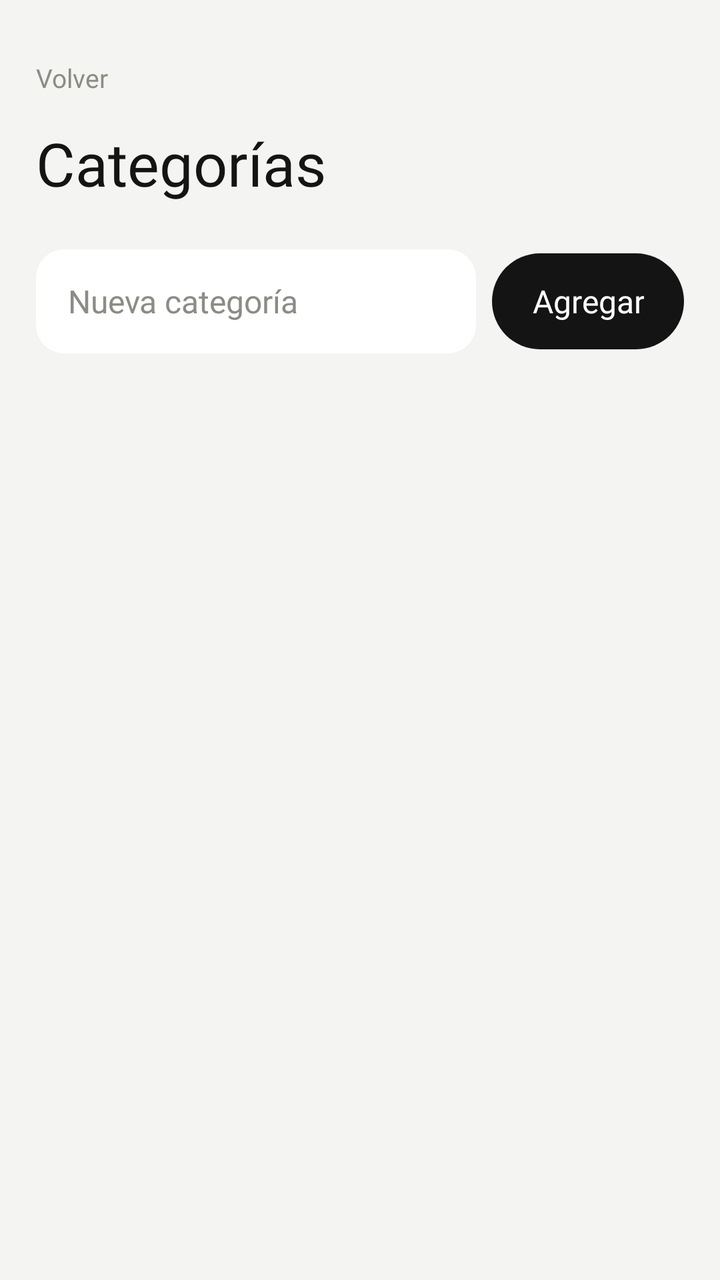
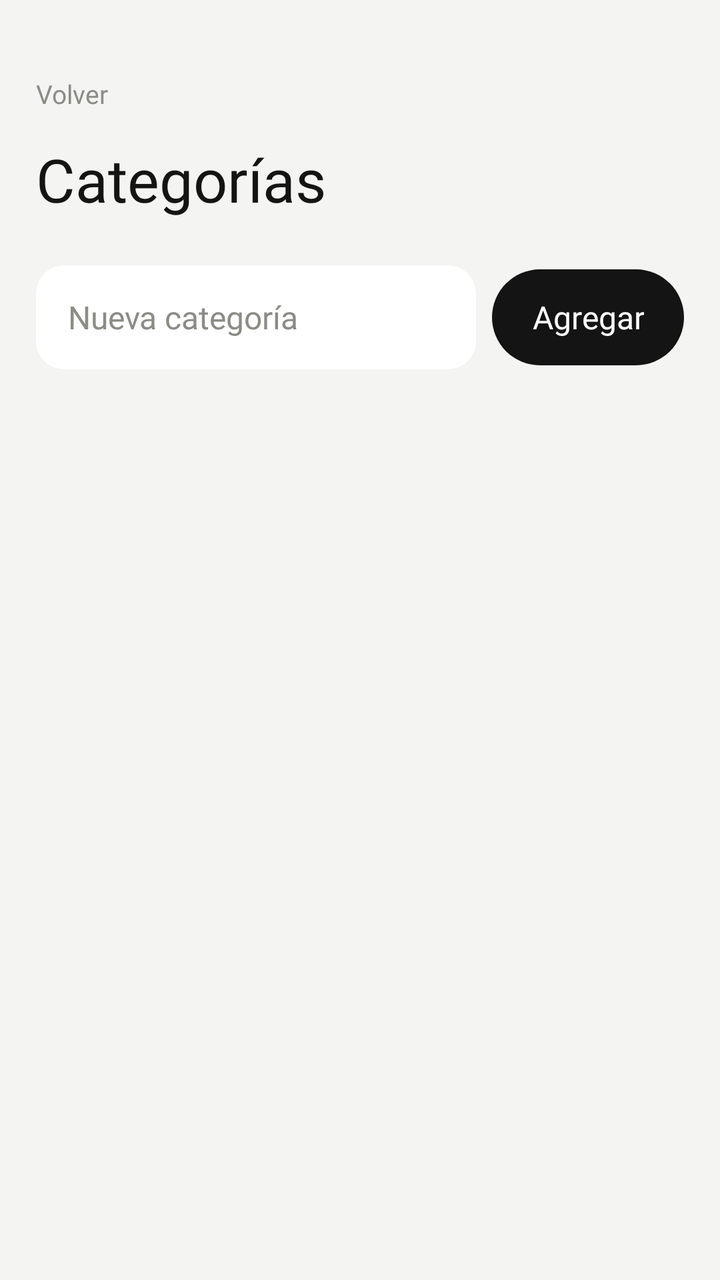

Compare the two renders of this Android layout. The source of the first and the diff that turns it into the second are given below.
<!-- AndroidManifest.xml: application theme Theme.TodoListApp -->
<!-- res/layout/activity_categorias.xml -->
<?xml version="1.0" encoding="utf-8"?>
<LinearLayout xmlns:android="http://schemas.android.com/apk/res/android"
    android:layout_width="match_parent"
    android:layout_height="match_parent"
    android:orientation="vertical"
    android:paddingTop="24dp">

    <TextView
        android:id="@+id/tvVolver"
        style="@style/Texto.Label"
        android:layout_width="wrap_content"
        android:layout_height="wrap_content"
        android:layout_marginStart="12dp"
        android:padding="6dp"
        android:text="@string/volver" />

    <TextView
        style="@style/Texto.Display"
        android:layout_width="wrap_content"
        android:layout_height="wrap_content"
        android:layout_marginStart="@dimen/margen_lateral"
        android:layout_marginTop="12dp"
        android:layout_marginEnd="@dimen/margen_lateral"
        android:text="@string/categorias_titulo" />

    <LinearLayout
        android:layout_width="match_parent"
        android:layout_height="wrap_content"
        android:layout_marginStart="@dimen/margen_lateral"
        android:layout_marginTop="24dp"
        android:layout_marginEnd="@dimen/margen_lateral"
        android:orientation="horizontal">

        <EditText
            android:id="@+id/etNueva"
            style="@style/Input"
            android:layout_width="0dp"
            android:layout_weight="1"
            android:hint="@string/categorias_hint"
            android:imeOptions="actionDone"
            android:inputType="textCapSentences" />

        <com.google.android.material.button.MaterialButton
            android:id="@+id/btnAgregar"
            style="@style/Boton.Primario"
            android:layout_width="wrap_content"
            android:layout_marginStart="8dp"
            android:minWidth="0dp"
            android:paddingStart="20dp"
            android:paddingEnd="20dp"
            android:text="@string/categorias_agregar" />

    </LinearLayout>

    <FrameLayout
        android:layout_width="match_parent"
        android:layout_height="0dp"
        android:layout_weight="1">

        <androidx.recyclerview.widget.RecyclerView
            android:id="@+id/rvCategorias"
            android:layout_width="match_parent"
            android:layout_height="match_parent"
            android:clipToPadding="false"
            android:paddingStart="@dimen/margen_lateral"
            android:paddingTop="20dp"
            android:paddingEnd="@dimen/margen_lateral"
            android:paddingBottom="24dp" />

        <TextView
            android:id="@+id/tvVacio"
            style="@style/Texto.Label"
            android:layout_width="wrap_content"
            android:layout_height="wrap_content"
            android:layout_gravity="center"
            android:text="@string/categorias_vacio"
            android:visibility="gone" />

    </FrameLayout>

</LinearLayout>
<!-- resources referenced by this layout -->
<resources>
  <dimen name="margen_lateral">18dp</dimen>
  <string name="categorias_agregar">Agregar</string>
  <string name="categorias_hint">Nueva categoría</string>
  <string name="categorias_titulo">Categorías</string>
  <string name="categorias_vacio">Todavía no tenés categorías</string>
  <string name="volver">Volver</string>
  <style name="Boton.Primario" parent="Widget.Material3.Button">
          <item name="android:layout_height">@dimen/alto_boton</item>
          <item name="backgroundTint">@color/ink</item>
          <item name="android:textColor">@color/on_ink</item>
          <item name="cornerRadius">@dimen/radio_pildora</item>
          <item name="android:fontFamily">@font/inter_medium</item>
          <item name="android:textSize">16sp</item>
          <item name="android:textAllCaps">false</item>
          <item name="android:letterSpacing">0</item>
          <item name="android:insetTop">0dp</item>
          <item name="android:insetBottom">0dp</item>
          <item name="elevation">0dp</item>
      </style>
  <style name="Input">
          <item name="android:layout_width">match_parent</item>
          <item name="android:layout_height">@dimen/alto_input</item>
          <item name="android:background">@drawable/bg_input</item>
          <item name="android:paddingStart">16dp</item>
          <item name="android:paddingEnd">16dp</item>
          <item name="android:fontFamily">@font/inter_regular</item>
          <item name="android:textSize">16sp</item>
          <item name="android:textColor">@color/ink</item>
          <item name="android:textColorHint">@color/muted</item>
          <item name="android:gravity">center_vertical</item>
          <item name="android:maxLines">1</item>
      </style>
  <style name="Texto.Display">
          <item name="android:fontFamily">@font/space_grotesk_medium</item>
          <item name="android:textSize">30sp</item>
          <item name="android:textColor">@color/ink</item>
          <item name="android:lineSpacingMultiplier">1.15</item>
          <item name="android:includeFontPadding">false</item>
      </style>
  <style name="Texto.Label">
          <item name="android:fontFamily">@font/inter_regular</item>
          <item name="android:textSize">13sp</item>
          <item name="android:textColor">@color/muted</item>
      </style>
  <style name="Theme.TodoListApp" parent="Theme.Material3.Light.NoActionBar">
          <item name="colorPrimary">@color/ink</item>
          <item name="colorOnPrimary">@color/on_ink</item>
          <item name="colorSurface">@color/surface</item>
          <item name="android:colorBackground">@color/bg</item>
          <item name="android:windowBackground">@color/bg</item>
          <item name="android:statusBarColor">@color/bg</item>
          <item name="android:windowLightStatusBar" tools:targetApi="m">true</item>
          <item name="android:textColorHint">@color/muted</item>
      </style>
  <dimen name="alto_boton">48dp</dimen>
  <color name="ink">#141414</color>
  <color name="on_ink">#FFFFFF</color>
  <dimen name="radio_pildora">999dp</dimen>
  <dimen name="alto_input">52dp</dimen>
  <!-- drawable bg_input (drawable) -->
  <?xml version="1.0" encoding="utf-8"?>
  <shape xmlns:android="http://schemas.android.com/apk/res/android"
      android:shape="rectangle">
      <solid android:color="@color/surface" />
      <corners android:radius="@dimen/radio_input" />
  </shape>
  <color name="muted">#8C8C86</color>
  <color name="surface">#FFFFFF</color>
  <color name="bg">#F4F4F2</color>
  <dimen name="radio_input">14dp</dimen>
</resources>

<!-- the commit's change to res/layout/activity_categorias.xml (unified diff, before → after) -->
@@ -3,7 +3,7 @@
     android:layout_width="match_parent"
     android:layout_height="match_parent"
     android:orientation="vertical"
-    android:paddingTop="24dp">
+    android:paddingTop="@dimen/padding_top_pantalla">
 
     <TextView
         android:id="@+id/tvVolver"
<!-- resource entries referenced after the edit -->
@@ -1,6 +1,7 @@
 <!-- resources referenced by this layout -->
 <resources>
   <dimen name="margen_lateral">18dp</dimen>
+  <dimen name="padding_top_pantalla">32dp</dimen>
   <string name="categorias_agregar">Agregar</string>
   <string name="categorias_hint">Nueva categoría</string>
   <string name="categorias_titulo">Categorías</string>
